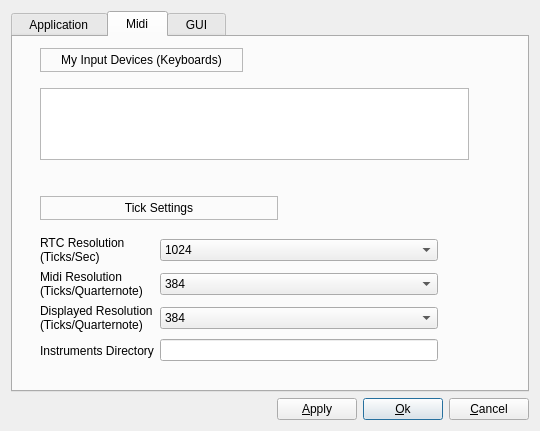
falkTX/los, file los/widgets/gensetbase.ui: the form before one commit.
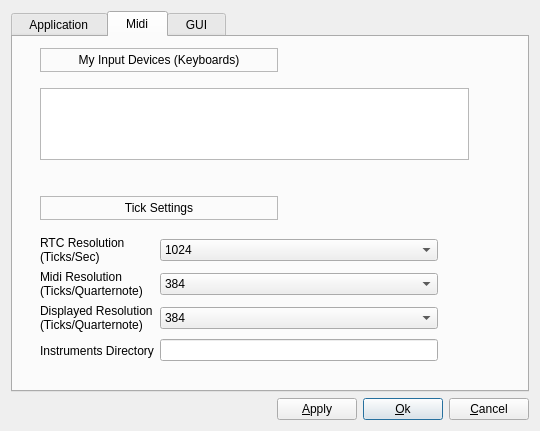
The form after the commit. The open tabs and pages were chosen to show the change.

Diff of the .ui file:
```diff
--- a/los/widgets/gensetbase.ui
+++ b/los/widgets/gensetbase.ui
@@ -7,7 +7,7 @@
     <x>0</x>
     <y>0</y>
     <width>540</width>
-    <height>385</height>
+    <height>392</height>
    </rect>
   </property>
   <property name="windowTitle">
@@ -217,6 +217,12 @@
          </item>
          <item>
           <widget class="QFrame" name="myInputLabelFrame">
+           <property name="sizePolicy">
+            <sizepolicy hsizetype="Expanding" vsizetype="Fixed">
+             <horstretch>0</horstretch>
+             <verstretch>0</verstretch>
+            </sizepolicy>
+           </property>
            <property name="frameShape">
             <enum>QFrame::StyledPanel</enum>
            </property>
@@ -224,6 +230,9 @@
             <enum>QFrame::Raised</enum>
            </property>
            <layout class="QVBoxLayout" name="verticalLayout_14">
+            <property name="spacing">
+             <number>0</number>
+            </property>
             <property name="leftMargin">
              <number>20</number>
             </property>
```
Left out of the diff: 5 changed lines with no effect on the pictures.
